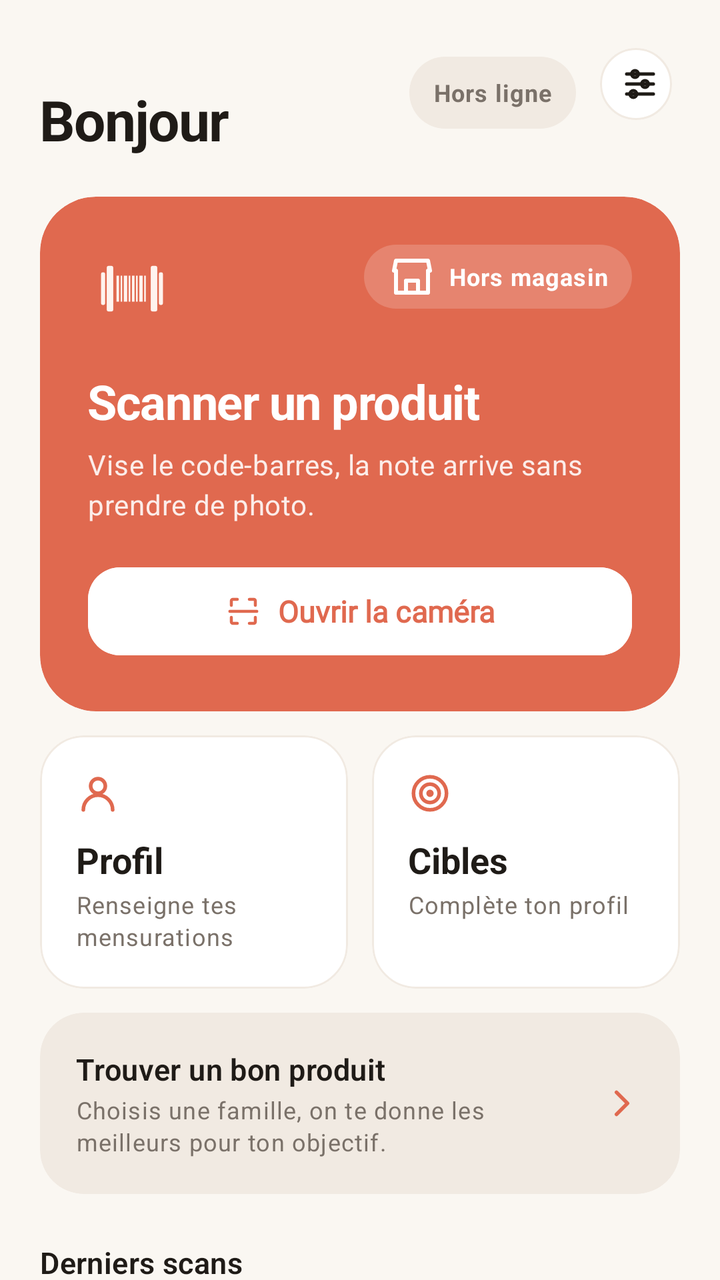
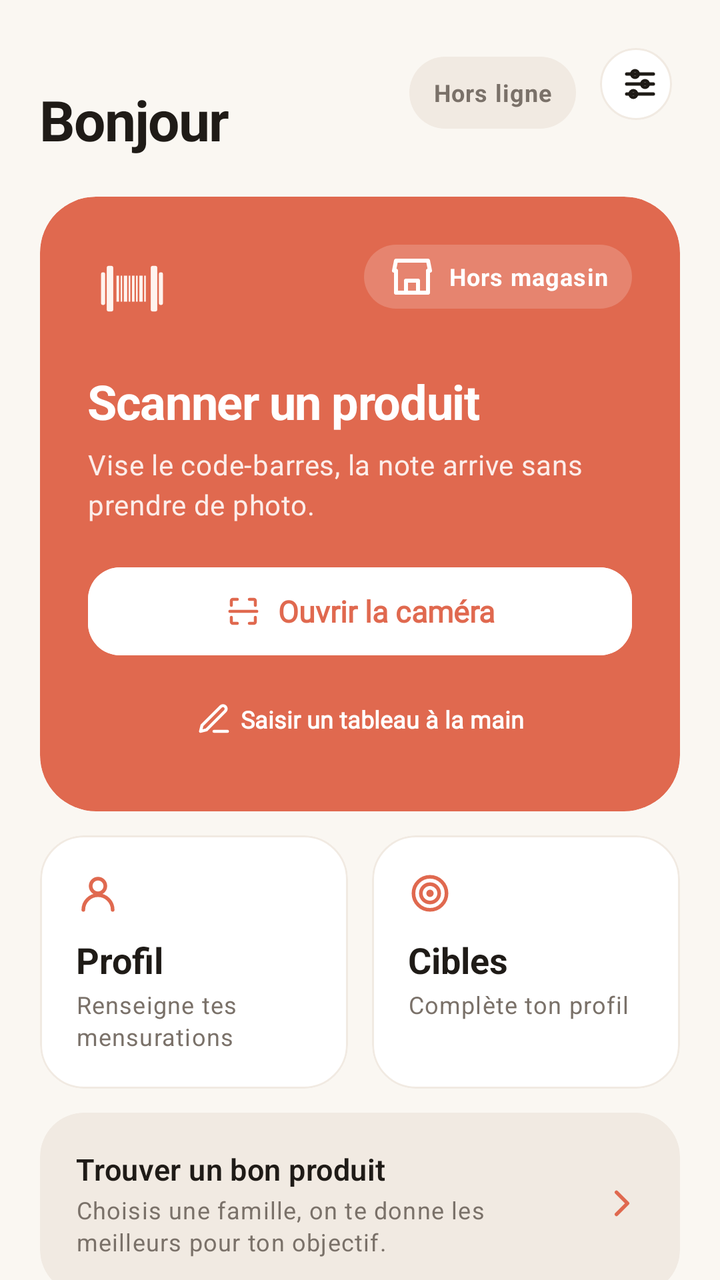

Screens rendered from an Android XML layout before and after an edit, with the pre-edit source and the edit as a unified diff.
<!-- AndroidManifest.xml: application theme Theme.NoPainNoScan -->
<!-- res/layout/activity_main.xml -->
<?xml version="1.0" encoding="utf-8"?>
<androidx.core.widget.NestedScrollView xmlns:android="http://schemas.android.com/apk/res/android"
    xmlns:app="http://schemas.android.com/apk/res-auto"
    android:layout_width="match_parent"
    android:layout_height="match_parent"
    android:clipToPadding="false"
    android:fillViewport="true">

    <LinearLayout
        android:layout_width="match_parent"
        android:layout_height="wrap_content"
        android:orientation="vertical"
        android:paddingHorizontal="20dp"
        android:paddingTop="20dp"
        android:paddingBottom="32dp">

        <LinearLayout
            android:layout_width="match_parent"
            android:layout_height="wrap_content"
            android:gravity="top"
            android:orientation="horizontal">

            <LinearLayout
                android:layout_width="0dp"
                android:layout_height="wrap_content"
                android:layout_weight="1"
                android:orientation="vertical">

                <TextView
                    android:id="@+id/tvDate"
                    style="@style/Text.Body"
                    android:layout_width="wrap_content"
                    android:layout_height="wrap_content"
                    android:textColor="@color/muted" />

                <TextView
                    android:id="@+id/tvGreeting"
                    style="@style/Text.Display"
                    android:layout_width="wrap_content"
                    android:layout_height="wrap_content"
                    android:layout_marginTop="2dp"
                    android:text="@string/main_greeting_anonymous" />
            </LinearLayout>

            <TextView
                android:id="@+id/chipStatus"
                style="@style/Text.Label"
                android:layout_width="wrap_content"
                android:layout_height="36dp"
                android:layout_marginEnd="8dp"
                android:background="@drawable/bg_pill"
                android:backgroundTint="@color/tonal"
                android:gravity="center"
                android:paddingHorizontal="12dp"
                android:text="@string/main_disconnected" />

            <com.google.android.material.button.MaterialButton
                android:id="@+id/btnSettings"
                style="@style/Widget.NoPainNoScan.Button.Icon"
                android:layout_width="44dp"
                android:layout_height="44dp"
                android:contentDescription="@string/main_settings"
                app:icon="@drawable/ic_sliders" />
        </LinearLayout>

        <com.google.android.material.card.MaterialCardView
            android:id="@+id/cardScan"
            android:layout_width="match_parent"
            android:layout_height="wrap_content"
            android:layout_marginTop="20dp"
            app:cardBackgroundColor="@color/coral"
            app:cardCornerRadius="28dp"
            app:strokeWidth="0dp">

            <LinearLayout
                android:layout_width="match_parent"
                android:layout_height="wrap_content"
                android:orientation="vertical"
                android:padding="24dp">

                <LinearLayout
                    android:layout_width="match_parent"
                    android:layout_height="wrap_content"
                    android:gravity="top"
                    android:orientation="horizontal">

                    <ImageView
                        android:layout_width="44dp"
                        android:layout_height="44dp"
                        android:contentDescription="@null"
                        android:src="@drawable/ic_barcode_dumbbell"
                        app:tint="@color/cream" />

                    <Space
                        android:layout_width="0dp"
                        android:layout_height="1dp"
                        android:layout_weight="1" />

                    <TextView
                        android:id="@+id/chipStore"
                        style="@style/Text.Label"
                        android:layout_width="wrap_content"
                        android:layout_height="32dp"
                        android:background="@drawable/bg_pill_translucent"
                        android:drawablePadding="6dp"
                        android:gravity="center"
                        android:paddingHorizontal="12dp"
                        android:text="@string/store_none"
                        android:textColor="@color/on_coral"
                        app:drawableStartCompat="@drawable/ic_store"
                        app:drawableTint="@color/on_coral" />
                </LinearLayout>

                <TextView
                    style="@style/Text.Display"
                    android:layout_width="wrap_content"
                    android:layout_height="wrap_content"
                    android:layout_marginTop="18dp"
                    android:text="@string/main_scan_title"
                    android:textColor="@color/on_coral"
                    android:textSize="24sp" />

                <TextView
                    style="@style/Text.Body"
                    android:layout_width="match_parent"
                    android:layout_height="wrap_content"
                    android:layout_marginTop="6dp"
                    android:alpha="0.88"
                    android:text="@string/main_scan_sub"
                    android:textColor="@color/on_coral" />

                <com.google.android.material.button.MaterialButton
                    android:id="@+id/btnScan"
                    android:layout_width="match_parent"
                    android:layout_height="52dp"
                    android:layout_marginTop="18dp"
                    android:backgroundTint="@color/surface"
                    android:text="@string/main_open_camera"
                    android:textColor="@color/coral"
                    android:textSize="15sp"
                    app:cornerRadius="16dp"
                    app:icon="@drawable/ic_scan_frame"
                    app:iconGravity="textStart"
                    app:iconTint="@color/coral" />
            </LinearLayout>
        </com.google.android.material.card.MaterialCardView>

        <LinearLayout
            android:layout_width="match_parent"
            android:layout_height="wrap_content"
            android:layout_marginTop="12dp"
            android:orientation="horizontal">

            <com.google.android.material.card.MaterialCardView
                android:id="@+id/tileProfile"
                android:layout_width="0dp"
                android:layout_height="match_parent"
                android:layout_marginEnd="6dp"
                android:layout_weight="1"
                app:cardCornerRadius="22dp">

                <LinearLayout
                    android:layout_width="match_parent"
                    android:layout_height="wrap_content"
                    android:orientation="vertical"
                    android:padding="18dp">

                    <ImageView
                        android:layout_width="22dp"
                        android:layout_height="22dp"
                        android:contentDescription="@null"
                        android:src="@drawable/ic_person"
                        app:tint="@color/coral" />

                    <TextView
                        android:id="@+id/tvBodyFat"
                        style="@style/Text.Number"
                        android:layout_width="wrap_content"
                        android:layout_height="wrap_content"
                        android:layout_marginTop="10dp"
                        android:text="@string/main_tile_bf_missing" />

                    <TextView
                        android:id="@+id/tvBodyFatSub"
                        style="@style/Text.Muted"
                        android:layout_width="wrap_content"
                        android:layout_height="wrap_content"
                        android:layout_marginTop="2dp"
                        android:text="@string/main_tile_bf_missing_sub" />
                </LinearLayout>
            </com.google.android.material.card.MaterialCardView>

            <com.google.android.material.card.MaterialCardView
                android:id="@+id/tileTargets"
                android:layout_width="0dp"
                android:layout_height="match_parent"
                android:layout_marginStart="6dp"
                android:layout_weight="1"
                app:cardCornerRadius="22dp">

                <LinearLayout
                    android:layout_width="match_parent"
                    android:layout_height="wrap_content"
                    android:orientation="vertical"
                    android:padding="18dp">

                    <ImageView
                        android:layout_width="22dp"
                        android:layout_height="22dp"
                        android:contentDescription="@null"
                        android:src="@drawable/ic_target"
                        app:tint="@color/coral" />

                    <TextView
                        android:id="@+id/tvKcal"
                        style="@style/Text.Number"
                        android:layout_width="wrap_content"
                        android:layout_height="wrap_content"
                        android:layout_marginTop="10dp"
                        android:text="@string/main_tile_kcal_missing" />

                    <TextView
                        android:id="@+id/tvKcalSub"
                        style="@style/Text.Muted"
                        android:layout_width="wrap_content"
                        android:layout_height="wrap_content"
                        android:layout_marginTop="2dp"
                        android:text="@string/main_tile_kcal_missing_sub" />
                </LinearLayout>
            </com.google.android.material.card.MaterialCardView>
        </LinearLayout>

        <com.google.android.material.card.MaterialCardView
            android:id="@+id/cardReco"
            android:layout_width="match_parent"
            android:layout_height="wrap_content"
            android:layout_marginTop="12dp"
            app:cardBackgroundColor="@color/tonal"
            app:cardCornerRadius="22dp"
            app:strokeWidth="0dp">

            <LinearLayout
                android:layout_width="match_parent"
                android:layout_height="wrap_content"
                android:gravity="center_vertical"
                android:orientation="horizontal"
                android:padding="18dp">

                <LinearLayout
                    android:layout_width="0dp"
                    android:layout_height="wrap_content"
                    android:layout_weight="1"
                    android:orientation="vertical">

                    <TextView
                        style="@style/Text.Title"
                        android:layout_width="wrap_content"
                        android:layout_height="wrap_content"
                        android:text="@string/main_reco_title" />

                    <TextView
                        style="@style/Text.Muted"
                        android:layout_width="match_parent"
                        android:layout_height="wrap_content"
                        android:layout_marginTop="2dp"
                        android:text="@string/main_reco_sub" />
                </LinearLayout>

                <ImageView
                    android:layout_width="22dp"
                    android:layout_height="22dp"
                    android:layout_marginStart="12dp"
                    android:contentDescription="@null"
                    android:src="@drawable/ic_chevron_right"
                    app:tint="@color/coral" />
            </LinearLayout>
        </com.google.android.material.card.MaterialCardView>

        <TextView
            style="@style/Text.Title"
            android:layout_width="wrap_content"
            android:layout_height="wrap_content"
            android:layout_marginTop="24dp"
            android:layout_marginBottom="10dp"
            android:text="@string/main_recent" />

        <androidx.recyclerview.widget.RecyclerView
            android:id="@+id/rvScans"
            android:layout_width="match_parent"
            android:layout_height="wrap_content"
            android:nestedScrollingEnabled="false"
            android:overScrollMode="never" />

        <TextView
            android:id="@+id/tvEmpty"
            style="@style/Text.Muted"
            android:layout_width="match_parent"
            android:layout_height="wrap_content"
            android:padding="8dp"
            android:text="@string/main_recent_empty"
            android:visibility="gone" />
    </LinearLayout>
</androidx.core.widget.NestedScrollView>
<!-- resources referenced by this layout -->
<resources>
  <color name="coral">#E0694F</color>
  <color name="cream">#FFF3EE</color>
  <color name="muted">#7A7169</color>
  <color name="on_coral">#FFFFFF</color>
  <color name="surface">#FFFFFF</color>
  <color name="tonal">#F1EAE2</color>
  <!-- drawable bg_pill (drawable) -->
  <?xml version="1.0" encoding="utf-8"?>
  <shape xmlns:android="http://schemas.android.com/apk/res/android" android:shape="rectangle">
      <corners android:radius="999dp" />
      <solid android:color="@color/surface" />
  </shape>
  <!-- drawable bg_pill_translucent (drawable) -->
  <?xml version="1.0" encoding="utf-8"?>
  <shape xmlns:android="http://schemas.android.com/apk/res/android" android:shape="rectangle">
      <corners android:radius="999dp" />
      <solid android:color="#2EFFFFFF" />
  </shape>
  <string name="main_disconnected">Hors ligne</string>
  <string name="main_greeting_anonymous">Bonjour</string>
  <string name="main_open_camera">Ouvrir la caméra</string>
  <string name="main_recent">Derniers scans</string>
  <string name="main_recent_empty">Aucun scan pour l\'instant. Ouvre la caméra pour commencer.</string>
  <string name="main_reco_sub">Choisis une famille, on te donne les meilleurs pour ton objectif.</string>
  <string name="main_reco_title">Trouver un bon produit</string>
  <string name="main_scan_sub">Vise le code-barres, la note arrive sans prendre de photo.</string>
  <string name="main_scan_title">Scanner un produit</string>
  <string name="main_settings">Réglages</string>
  <string name="main_tile_bf_missing">Profil</string>
  <string name="main_tile_bf_missing_sub">Renseigne tes mensurations</string>
  <string name="main_tile_kcal_missing">Cibles</string>
  <string name="main_tile_kcal_missing_sub">Complète ton profil</string>
  <string name="store_none">Hors magasin</string>
  <style name="Text.Body" parent="TextAppearance.Material3.BodyMedium">
          <item name="android:textSize">14sp</item>
          <item name="android:textColor">@color/ink</item>
      </style>
  <style name="Text.Label" parent="Text.Muted">
          <item name="android:textStyle">bold</item>
      </style>
  <style name="Text.Muted" parent="TextAppearance.Material3.BodySmall">
          <item name="android:textSize">12sp</item>
          <item name="android:textColor">@color/muted</item>
      </style>
  <style name="Widget.NoPainNoScan.Button.Icon" parent="Widget.Material3.Button.IconButton.Outlined">
          <item name="strokeColor">@color/tonal</item>
          <item name="iconTint">@color/ink</item>
          <item name="backgroundTint">@color/surface</item>
      </style>
  <color name="ink">#1F1B17</color>
  <color name="coral_container">#FFE3DA</color>
  <color name="coral_dark">#C4553D</color>
  <color name="tonal_2">#E8DFD4</color>
  <color name="cat_a_ne_pas_manger">#CC4A4A</color>
  <color name="bg">#FAF7F2</color>
  <!-- unchanged entries left out for length: 14 -->
</resources>

<!-- the commit's change to res/layout/activity_main.xml (unified diff, before → after) -->
@@ -142,6 +142,19 @@
                     app:icon="@drawable/ic_scan_frame"
                     app:iconGravity="textStart"
                     app:iconTint="@color/coral" />
+
+                <com.google.android.material.button.MaterialButton
+                    android:id="@+id/btnManual"
+                    style="@style/Widget.NoPainNoScan.Button.Text"
+                    android:layout_width="match_parent"
+                    android:layout_height="44dp"
+                    android:layout_marginTop="6dp"
+                    android:text="@string/main_manual_entry"
+                    android:textColor="@color/on_coral"
+                    app:icon="@drawable/ic_edit"
+                    app:iconGravity="textStart"
+                    app:iconTint="@color/on_coral"
+                    app:rippleColor="@color/on_coral" />
             </LinearLayout>
         </com.google.android.material.card.MaterialCardView>
 
<!-- resource entries referenced after the edit -->
@@ -18,8 +18,14 @@
       <corners android:radius="999dp" />
       <solid android:color="#2EFFFFFF" />
   </shape>
+  <!-- drawable ic_edit (drawable) -->
+  <?xml version="1.0" encoding="utf-8"?>
+  <vector xmlns:android="http://schemas.android.com/apk/res/android" android:width="24dp" android:height="24dp" android:viewportWidth="24" android:viewportHeight="24" android:tint="?attr/colorOnSurface">
+      <path android:strokeColor="#FF000000" android:strokeWidth="2" android:strokeLineCap="round" android:strokeLineJoin="round" android:fillColor="#00000000" android:pathData="M12,20h9 M16.5,3.5a2.1,2.1 0,0 1,3 3L7,19l-4,1 1,-4Z" />
+  </vector>
   <string name="main_disconnected">Hors ligne</string>
   <string name="main_greeting_anonymous">Bonjour</string>
+  <string name="main_manual_entry">Saisir un tableau à la main</string>
   <string name="main_open_camera">Ouvrir la caméra</string>
   <string name="main_recent">Derniers scans</string>
   <string name="main_recent_empty">Aucun scan pour l\'instant. Ouvre la caméra pour commencer.</string>
@@ -49,6 +55,15 @@
           <item name="iconTint">@color/ink</item>
           <item name="backgroundTint">@color/surface</item>
       </style>
+  <style name="Widget.NoPainNoScan.Button.Text" parent="Widget.Material3.Button.TextButton">
+          <item name="android:textAllCaps">false</item>
+          <item name="android:textSize">12sp</item>
+          <item name="android:textStyle">bold</item>
+          <item name="android:letterSpacing">0</item>
+          <item name="android:minHeight">32dp</item>
+          <item name="android:insetTop">0dp</item>
+          <item name="android:insetBottom">0dp</item>
+      </style>
   <color name="ink">#1F1B17</color>
   <color name="coral_container">#FFE3DA</color>
   <color name="coral_dark">#C4553D</color>
